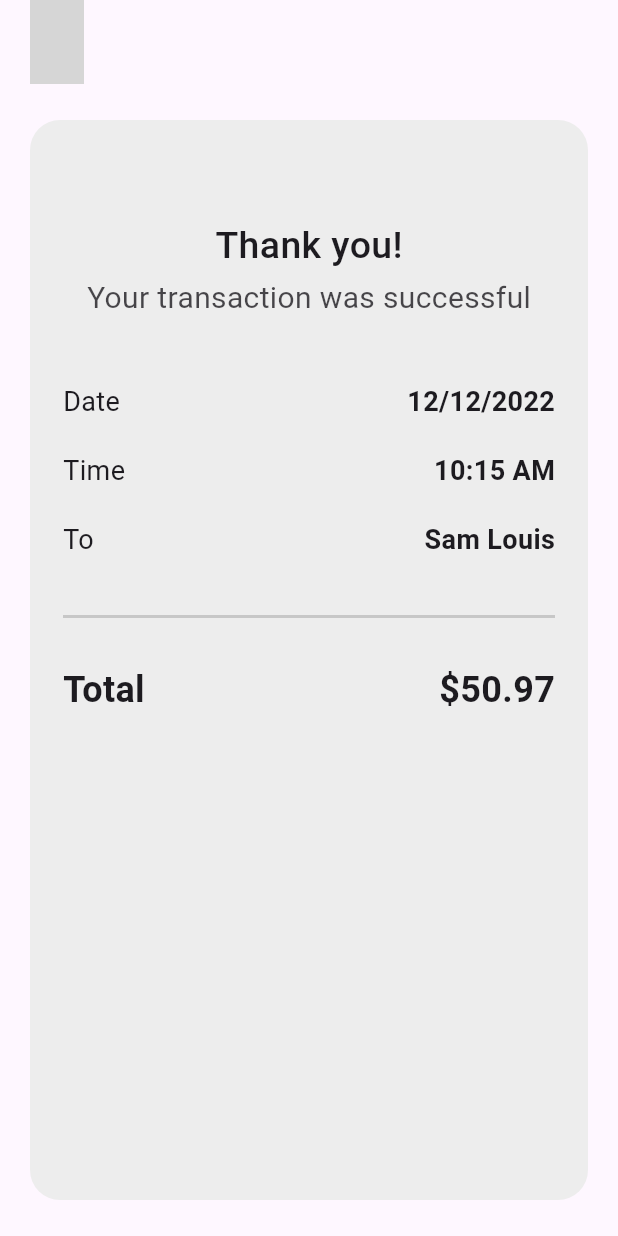
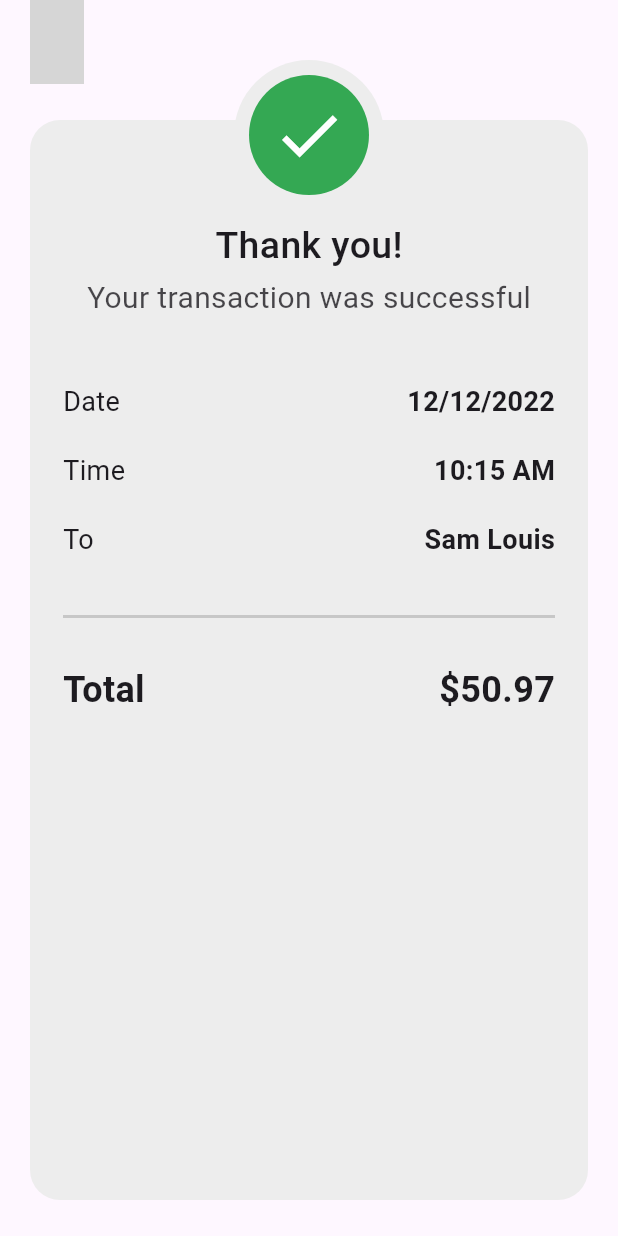
Before and after one commit to HazemAhmed677/payment-getways-app, a Flutter app: the ThankYouView screen opened directly, on a phone screen of 412 x 824 dp. Run offline on Flutter 3.47's test engine with Material 3 defaults, Android fonts, the phone set to English and light mode, and no system bars; our stand-ins replace flutter_credit_card, flutter_svg; Roboto replaces fonts that are missing (Intern); grey boxes are pictures that could not be loaded.

Commit message:
create check avatar

```diff
--- /dev/null
+++ b/lib/features/checkout/presentation/views/widgets/custom_check_avatar.dart
@@ -0,0 +1,24 @@
+import 'package:flutter/material.dart';
+
+import '../../../../../core/utils/app_colors.dart';
+
+class CustomCheckAvatar extends StatelessWidget {
+  const CustomCheckAvatar({super.key});
+
+  @override
+  Widget build(BuildContext context) {
+    return CircleAvatar(
+      backgroundColor: const Color(0xffEDEDED),
+      radius: 50,
+      child: CircleAvatar(
+        backgroundColor: AppColors.n34,
+        radius: 40,
+        child: const Icon(
+          Icons.check,
+          size: 50,
+          color: Colors.white,
+        ),
+      ),
+    );
+  }
+}
--- a/lib/features/checkout/presentation/views/widgets/thank_view_body.dart
+++ b/lib/features/checkout/presentation/views/widgets/thank_view_body.dart
@@ -1,5 +1,6 @@
 import 'package:flutter/material.dart';
 import 'package:flutter/widgets.dart';
+import 'package:payment_getways_app/features/checkout/presentation/views/widgets/custom_check_avatar.dart';
 import 'package:payment_getways_app/features/checkout/presentation/views/widgets/thank_you_elements.dart';
 
 class ThankViewBody extends StatelessWidget {
@@ -22,7 +23,18 @@ class ThankViewBody extends StatelessWidget {
           padding: EdgeInsets.symmetric(
             horizontal: 22.0,
           ),
-          child: ThankYouElements(),
+          child: Stack(
+            clipBehavior: Clip.none,
+            children: [
+              Positioned(
+                left: 0,
+                right: 0,
+                top: -40,
+                child: CustomCheckAvatar(),
+              ),
+              ThankYouElements(),
+            ],
+          ),
         ),
       ),
     );
```
